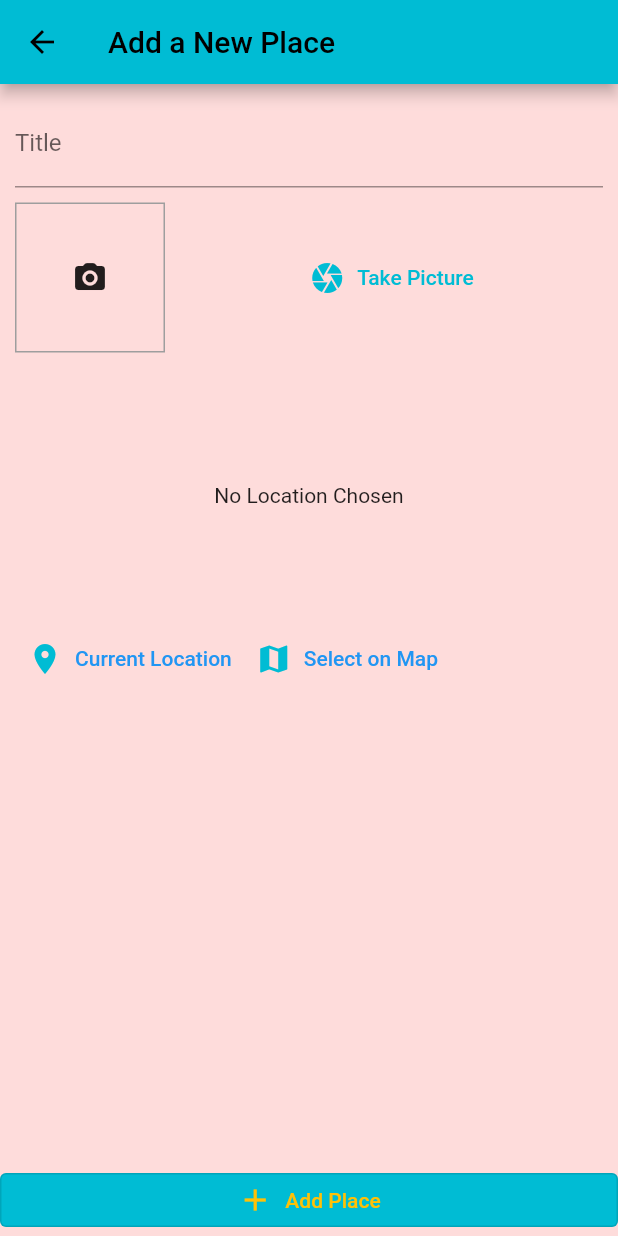
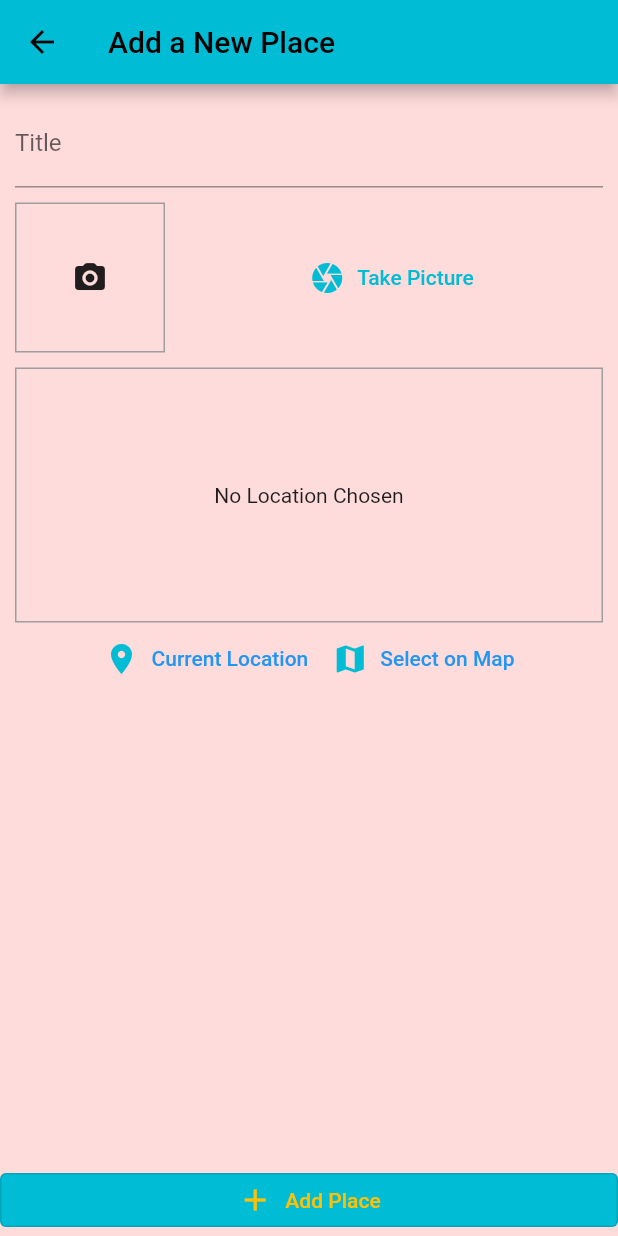
Before and after one commit to Khan-06/Great_Places, a Flutter app: the AddPlaceScreen screen opened by its route, on a phone screen of 412 x 824 dp. Run offline on Flutter 3.47's test engine with Material 2 defaults, Android fonts, the phone set to English and light mode, and no system bars; our stand-ins replace image_picker, sqflite; accounts and stored records are empty.

Commit message:
fixing some errors and styling it!

```diff
--- a/lib/widgets/location_input.dart
+++ b/lib/widgets/location_input.dart
@@ -16,6 +16,9 @@ class _LocationInputState extends State<LocationInput> {
         Container(
           height: 170,
           alignment: Alignment.center,
+          decoration: BoxDecoration(
+            border: Border.all(color: Colors.grey,width: 1)
+          ),
           width: double.infinity,
           child: _previewImageUrl == null
               ? const Text(
@@ -29,6 +32,7 @@ class _LocationInputState extends State<LocationInput> {
                 ),
         ),
         Row(
+          mainAxisAlignment: MainAxisAlignment.center,
           children: [
             TextButton.icon(onPressed: (){}, icon: const Icon(Icons.location_on), label: Text('Current Location',style: TextStyle(color: Theme.of(context).primaryColor)),),
             TextButton.icon(onPressed: (){}, icon: const Icon(Icons.map), label:  Text('Select on Map',style: TextStyle(color: Theme.of(context).primaryColor)))
```
Also changed, not shown: 2 other files.
